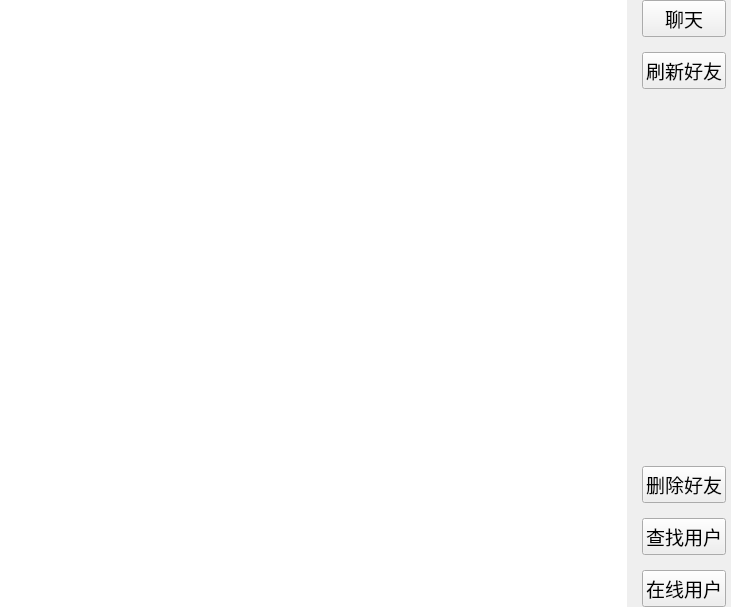
This is friendform.ui in yhy0816/networkDiskClient as Qt 5 draws it before an edit. The edited form follows.
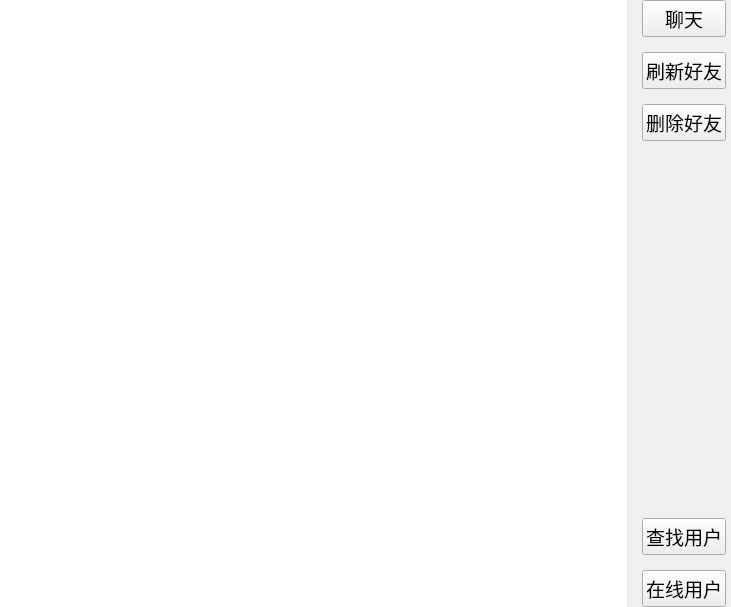
This is the edited form.

Diff of the .ui file:
```diff
--- a/friendform.ui
+++ b/friendform.ui
@@ -91,6 +91,25 @@
        </property>
       </widget>
      </item>
+     <item>
+      <widget class="QPushButton" name="deleteFriendPB">
+       <property name="sizePolicy">
+        <sizepolicy hsizetype="Minimum" vsizetype="Fixed">
+         <horstretch>0</horstretch>
+         <verstretch>0</verstretch>
+        </sizepolicy>
+       </property>
+       <property name="font">
+        <font>
+         <family>Agency FB</family>
+         <pointsize>14</pointsize>
+        </font>
+       </property>
+       <property name="text">
+        <string>删除好友</string>
+       </property>
+      </widget>
+     </item>
      <item>
       <spacer name="verticalSpacer">
        <property name="sizePolicy">
@@ -110,25 +129,6 @@
        </property>
       </spacer>
      </item>
-     <item>
-      <widget class="QPushButton" name="deleteFriendPB">
-       <property name="sizePolicy">
-        <sizepolicy hsizetype="Minimum" vsizetype="Fixed">
-         <horstretch>0</horstretch>
-         <verstretch>0</verstretch>
-        </sizepolicy>
-       </property>
-       <property name="font">
-        <font>
-         <family>Agency FB</family>
-         <pointsize>14</pointsize>
-        </font>
-       </property>
-       <property name="text">
-        <string>删除好友</string>
-       </property>
-      </widget>
-     </item>
      <item>
       <widget class="QPushButton" name="findFriendPB">
        <property name="sizePolicy">
```
Left out of the diff: 2 changed lines with no effect on the pictures.
